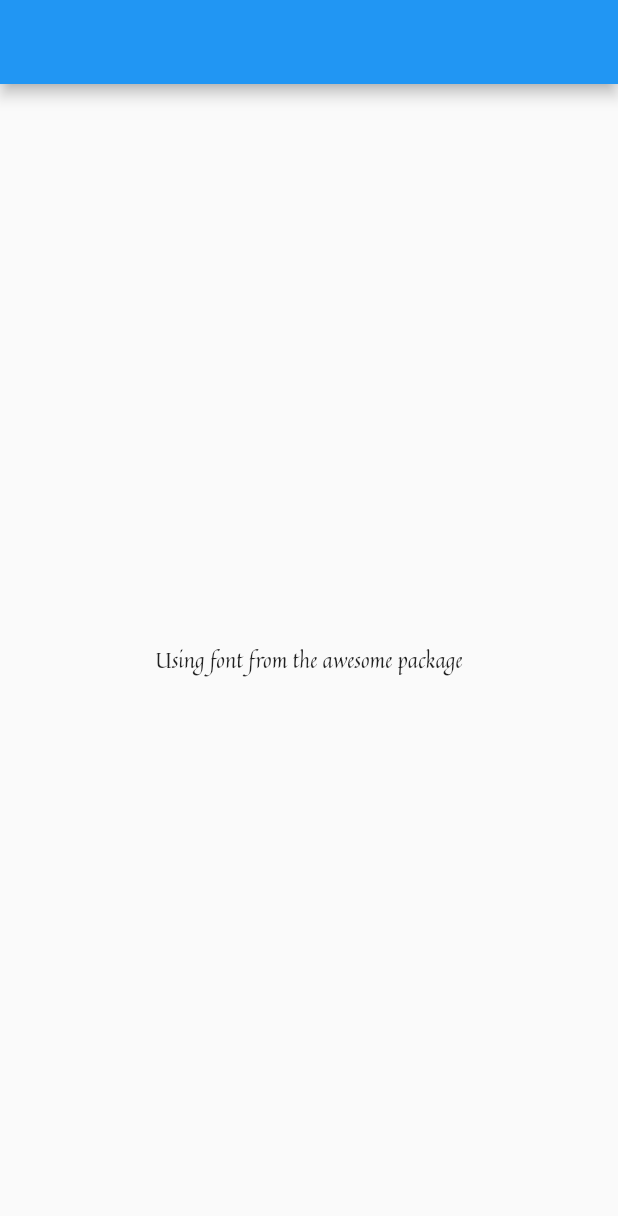
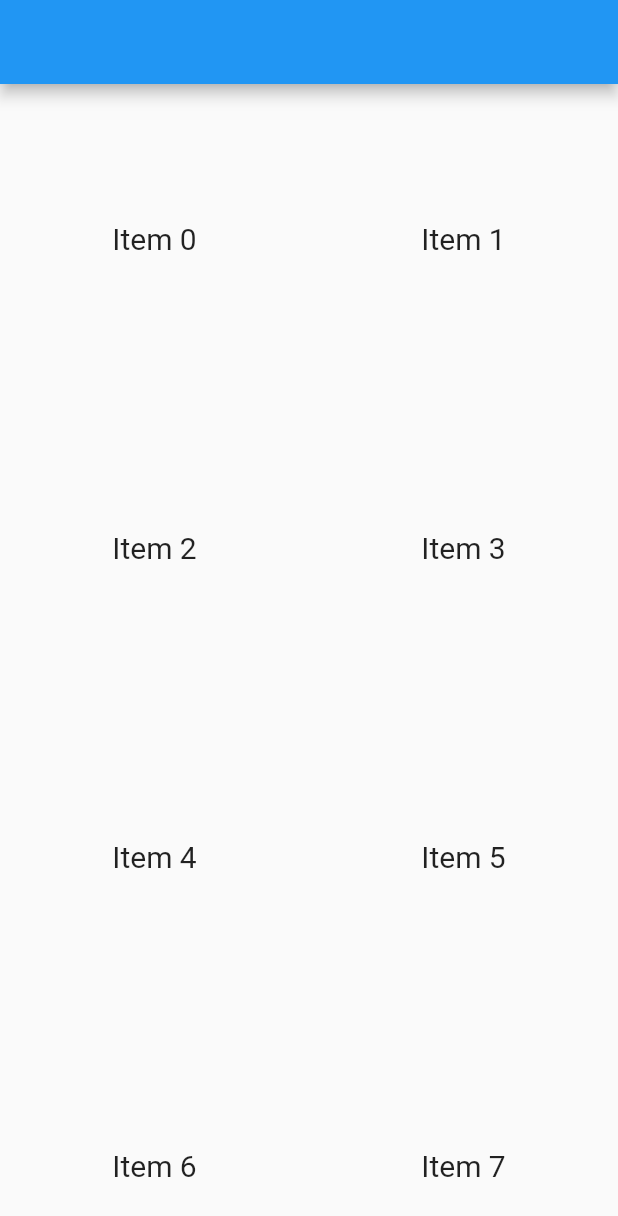
Before and after one commit to bahrie127/cookbook_flutter, a Flutter app: the screen it shows after launch, on a phone screen of 412 x 824 dp. Shown: the top 1216 px of the screen. Run offline on Flutter 3.47's test engine with Material 2 defaults, Android fonts, the light colour scheme and no system bars.

Commit message:
Update the UI based on orientation

```diff
--- /dev/null
+++ b/lib/cookbook/design/ui_based_orientation.dart
@@ -0,0 +1,25 @@
+import 'package:flutter/material.dart';
+
+class OrientationList extends StatelessWidget {
+  const OrientationList({Key? key}) : super(key: key);
+
+  @override
+  Widget build(BuildContext context) {
+    return Scaffold(
+      appBar: AppBar(),
+      body: OrientationBuilder(builder: (context, orientation) {
+        return GridView.count(
+          crossAxisCount: orientation == Orientation.portrait ? 2 : 3,
+          children: List.generate(100, (index) {
+            return Center(
+              child: Text(
+                'Item $index',
+                style: const TextStyle(fontSize: 20),
+              ),
+            );
+          }),
+        );
+      }),
+    );
+  }
+}
--- a/lib/main.dart
+++ b/lib/main.dart
@@ -1,15 +1,16 @@
 import 'package:cookbook_flutter/cookbook/animation/fade_widget_in_out.dart';
-import 'package:cookbook_flutter/cookbook/animation/font_package.dart';
+import 'package:cookbook_flutter/cookbook/design/font_package.dart';
 import 'package:cookbook_flutter/cookbook/animation/properties_container.dart';
 import 'package:cookbook_flutter/cookbook/animation/widget_using_physics_simulation.dart';
 import 'package:cookbook_flutter/cookbook/design/drawer_screen.dart';
 import 'package:cookbook_flutter/cookbook/design/snackbar_page.dart';
+import 'package:cookbook_flutter/cookbook/design/ui_based_orientation.dart';
 import 'package:flutter/material.dart';
 
 import 'cookbook/animation/page_route_transition.dart';
 
 void main() {
   runApp(const MaterialApp(
-    home: FontPackageDemo(),
+    home: OrientationList(),
   ));
 }
```
Also changed, not shown: lib/cookbook/design/font_package.dart (renamed from lib/cookbook/animation/font_package.dart).
